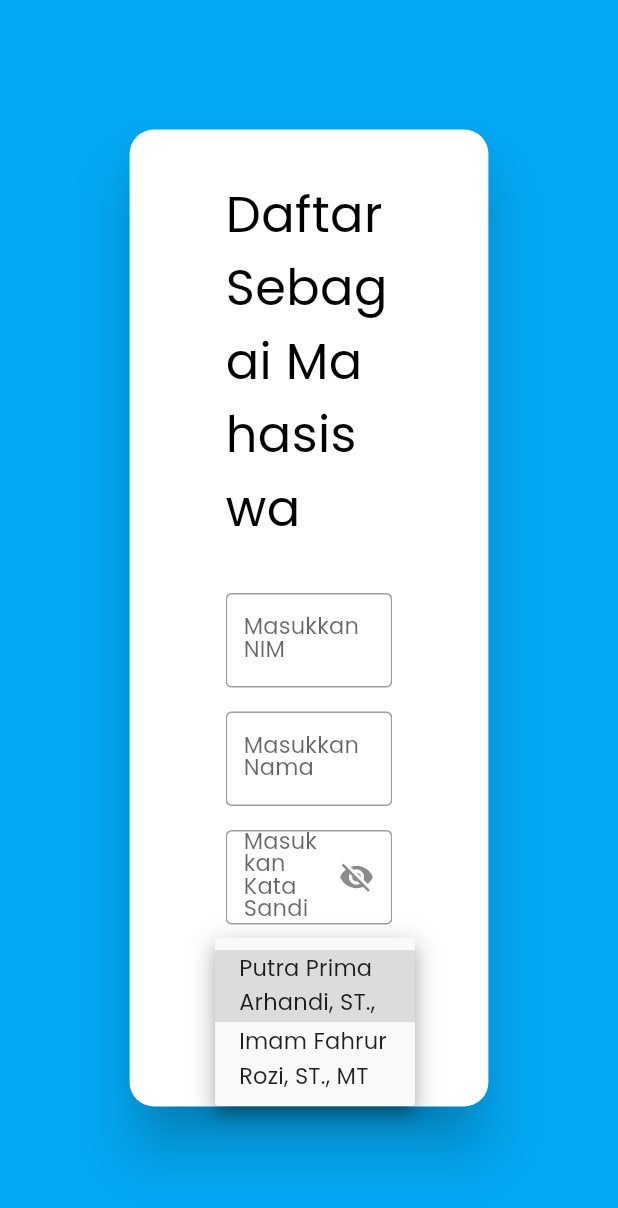
After one commit to dharmayudistira/easyflutter, a Flutter app: the RegisterView screen opened by its route, after a tap on "Putra Prima Arhandi, ST., M.Kom", on a phone screen of 412 x 824 dp. The commit adds this screen. Shown: the top 1208 px of the screen. Run offline on Flutter 3.47's test engine with Material 2 defaults, Android fonts, the phone set to English and light mode, and no system bars; our stand-ins replace firebase_core, get, get_storage, google_fonts; accounts and stored records are empty.

Commit message:
code register page UI

```diff
--- a/lib/app/modules/login/views/login_view.dart
+++ b/lib/app/modules/login/views/login_view.dart
@@ -1,4 +1,5 @@
 import 'package:easyflutter/app/constants/dimen_constants.dart';
+import 'package:easyflutter/app/routes/app_pages.dart';
 import 'package:easyflutter/app/views/app_description_widget.dart';
 import 'package:flutter/gestures.dart';
 import 'package:flutter/material.dart';
@@ -143,7 +144,7 @@ class LoginView extends GetView<LoginController> {
                       ),
                       recognizer: TapGestureRecognizer()
                         ..onTap = () {
-                          //TODO : should navigate to register screen
+                          Get.toNamed(Routes.REGISTER);
                         }
                     ),
                   ]
--- /dev/null
+++ b/lib/app/modules/register/bindings/register_binding.dart
@@ -0,0 +1,12 @@
+import 'package:get/get.dart';
+
+import '../controllers/register_controller.dart';
+
+class RegisterBinding extends Bindings {
+  @override
+  void dependencies() {
+    Get.lazyPut<RegisterController>(
+      () => RegisterController(),
+    );
+  }
+}
--- /dev/null
+++ b/lib/app/modules/register/controllers/register_controller.dart
@@ -0,0 +1,16 @@
+import 'package:get/get.dart';
+
+class RegisterController extends GetxController {
+
+  final listLecturer = ["Putra Prima Arhandi, ST., M.Kom", "Imam Fahrur Rozi, ST., MT"].obs;
+  final listClass = ["TI-3A", "TI-3B", "TI-3C", "TI-3D"].obs;
+
+  var isObscured = true.obs;
+  var selectedLecturer = "Putra Prima Arhandi, ST., M.Kom".obs;
+  var selectedClass = "TI-3A".obs;
+
+  void setObscuredPassword() {
+    isObscured.toggle();
+  }
+
+}
--- /dev/null
+++ b/lib/app/modules/register/views/register_view.dart
@@ -0,0 +1,186 @@
+import 'package:easyflutter/app/constants/dimen_constants.dart';
+import 'package:easyflutter/app/routes/app_pages.dart';
+import 'package:easyflutter/app/views/app_description_widget.dart';
+import 'package:flutter/gestures.dart';
+import 'package:flutter/material.dart';
+
+import 'package:get/get.dart';
+
+import '../controllers/register_controller.dart';
+
+class RegisterView extends GetView<RegisterController> {
+  @override
+  Widget build(BuildContext context) {
+    return Scaffold(
+      backgroundColor: Colors.lightBlue,
+      body: Center(
+        child: Container(
+          width: Get.size.width * 0.6,
+          height: Get.size.height * 0.8,
+          child: Card(
+            shape: RoundedRectangleBorder(
+              borderRadius: BorderRadius.circular(dimenSmall),
+            ),
+            elevation: dimenSmall,
+            child: Row(
+              children: [
+                _buildRegisterForm(context),
+              ],
+            ),
+          ),
+        ),
+      ),
+    );
+  }
+
+  Widget _buildRegisterForm(BuildContext context) {
+    return Expanded(
+      flex: 3,
+      child: Padding(
+        padding: EdgeInsets.symmetric(horizontal: dimenLarge, vertical: dimenMedium),
+        child: SingleChildScrollView(
+          child: Column(
+            children: [
+              Text(
+                "Daftar Sebagai Mahasiswa",
+                style: Theme.of(context)
+                    .textTheme
+                    .headline4
+                    ?.copyWith(color: Colors.black),
+              ),
+              SizedBox(height: dimenMedium),
+              TextFormField(
+                decoration: InputDecoration(
+                  border: OutlineInputBorder(),
+                  hintText: "1941720000",
+                  label: Text("Masukkan NIM"),
+                ),
+              ),
+              SizedBox(height: dimenSmall),
+              TextFormField(
+                decoration: InputDecoration(
+                  border: OutlineInputBorder(),
+                  hintText: "Masukkan Nama Anda",
+                  label: Text("Masukkan Nama"),
+                ),
+              ),
+              SizedBox(height: dimenSmall),
+              Obx(() {
+                var passwordState = controller.isObscured.value;
+
+                return TextFormField(
+                  obscureText: passwordState,
+                  decoration: InputDecoration(
+                    border: OutlineInputBorder(),
+                    hintText: "********",
+                    suffixIcon: IconButton(
+                      icon: (passwordState)
+                          ? Icon(Icons.visibility_off)
+                          : Icon(Icons.visibility),
+                      onPressed: () {
+                        controller.setObscuredPassword();
+                      },
+                    ),
+                    label: Text("Masukkan Kata Sandi"),
+                  ),
+                );
+              }),
+              SizedBox(height: dimenSmall),
+              Obx(() {
+                return Container(
+                  padding: EdgeInsets.symmetric(horizontal: dimenSmall / 2),
+                  decoration: BoxDecoration(
+                    border: Border.all(
+                      color: Colors.grey,
+                      width: 1,
+                    ),
+                    borderRadius: BorderRadius.circular(8),
+                  ),
+                  child: DropdownButtonHideUnderline(
+                    child: DropdownButton<String>(
+                      isExpanded: true,
+                      value: controller.selectedLecturer.value,
+                      items: controller.listLecturer
+                          .map((lecturer) => DropdownMenuItem<String>(
+                        value: lecturer,
+                        child: Text(lecturer),
+                      ))
+                          .toList(),
+                      onChanged: (selected) {
+                        controller.selectedLecturer.value = selected!;
+                      },
+                    ),
+                  ),
+                );
+              }),
+              SizedBox(height: dimenSmall),
+              Obx(() {
+                return Container(
+                  padding: EdgeInsets.symmetric(horizontal: dimenSmall / 2),
+                  decoration: BoxDecoration(
+                    border: Border.all(
+                      color: Colors.grey,
+                      width: 1,
+                    ),
+                    borderRadius: BorderRadius.circular(8),
+                  ),
+                  child: DropdownButtonHideUnderline(
+                    child: DropdownButton<String>(
+                      isExpanded: true,
+                      value: controller.selectedClass.value,
+                      items: controller.listClass
+                          .map((itemClass) => DropdownMenuItem<String>(
+                        value: itemClass,
+                        child: Text(itemClass),
+                      ))
+                          .toList(),
+                      onChanged: (selected) {
+                        controller.selectedClass.value = selected!;
+                      },
+                    ),
+                  ),
+                );
+              }),
+              SizedBox(height: dimenMedium),
+              Container(
+                width: double.maxFinite,
+                height: 35,
+                child: ElevatedButton(
+                  onPressed: () {},
+                  child: Text(
+                    "Daftar",
+                    style: Theme.of(context)
+                        .textTheme
+                        .headline5
+                        ?.copyWith(color: Colors.white),
+                  ),
+                ),
+              ),
+              SizedBox(height: dimenSmall),
+              Center(
+                child: RichText(
+                  text: TextSpan(
+                      text: "Sudah punya akun ? ",
+                      children: [
+                        TextSpan(
+                            text: "Masuk di sini",
+                            style: TextStyle(
+                              color: Colors.blueAccent,
+                              fontWeight: FontWeight.bold,
+                            ),
+                            recognizer: TapGestureRecognizer()
+                              ..onTap = () {
+                                Get.offNamed(Routes.LOGIN);
+                              }
+                        ),
+                      ]
+                  ),
+                ),
+              ),
+            ],
+          ),
+        ),
+      ),
+    );
+  }
+}
--- a/lib/app/routes/app_pages.dart
+++ b/lib/app/routes/app_pages.dart
@@ -2,6 +2,8 @@ import 'package:get/get.dart';
 
 import 'package:easyflutter/app/modules/login/bindings/login_binding.dart';
 import 'package:easyflutter/app/modules/login/views/login_view.dart';
+import 'package:easyflutter/app/modules/register/bindings/register_binding.dart';
+import 'package:easyflutter/app/modules/register/views/register_view.dart';
 
 part 'app_routes.dart';
 
@@ -16,5 +18,10 @@ class AppPages {
       page: () => LoginView(),
       binding: LoginBinding(),
     ),
+    GetPage(
+      name: _Paths.REGISTER,
+      page: () => RegisterView(),
+      binding: RegisterBinding(),
+    ),
   ];
 }
--- a/lib/app/routes/app_routes.dart
+++ b/lib/app/routes/app_routes.dart
@@ -5,8 +5,10 @@ abstract class Routes {
   Routes._();
 
   static const LOGIN = _Paths.LOGIN;
+  static const REGISTER = _Paths.REGISTER;
 }
 
 abstract class _Paths {
   static const LOGIN = '/login';
+  static const REGISTER = '/register';
 }
```
